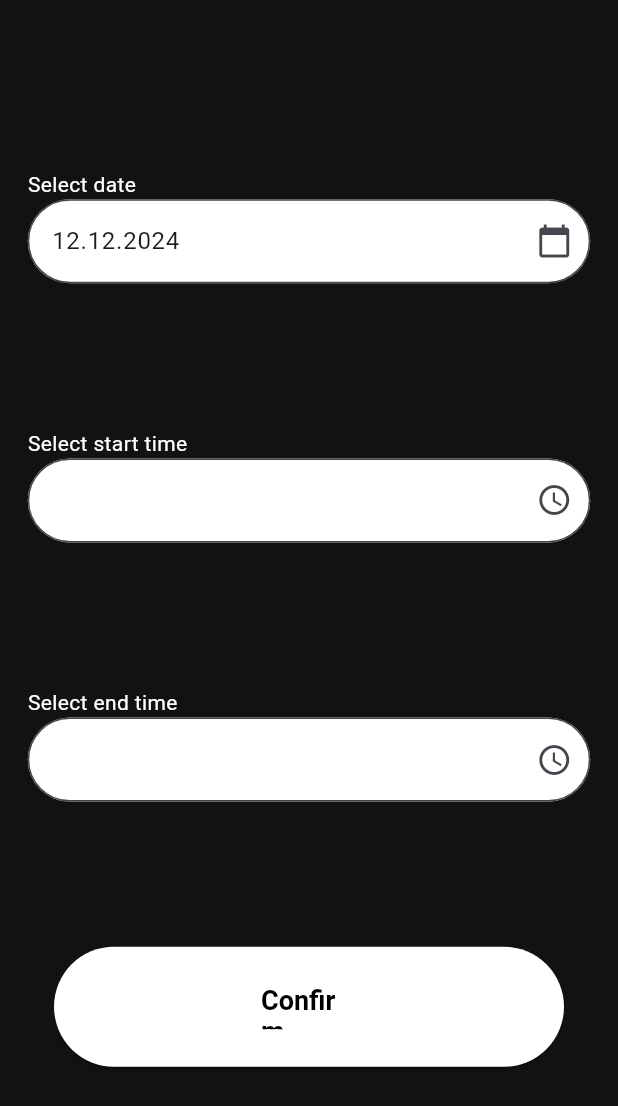
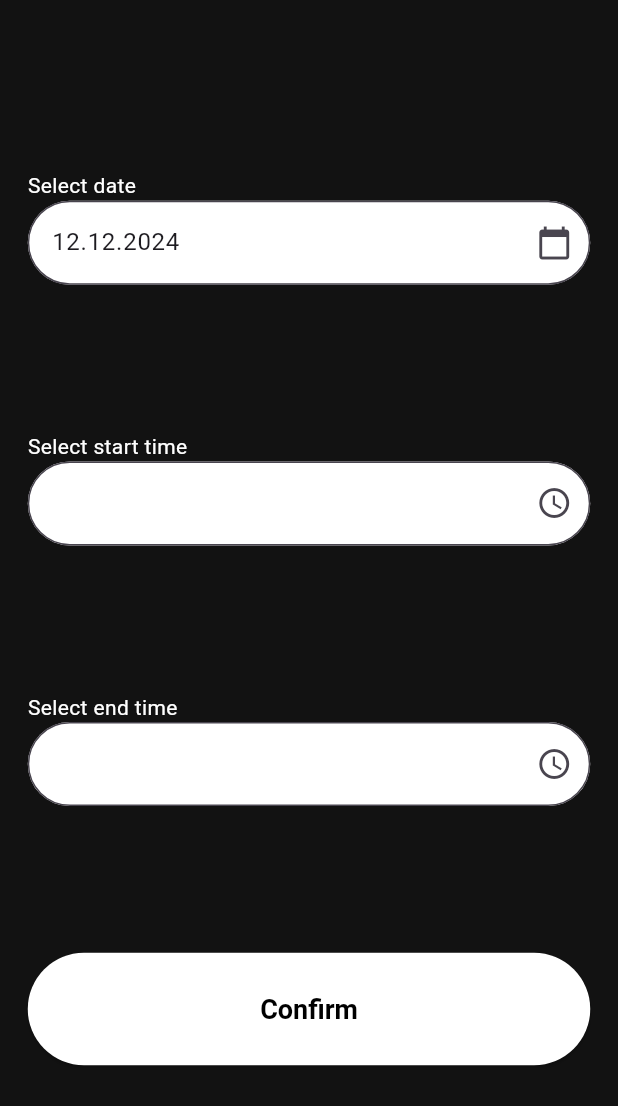
Before and after one commit to jakub-34/ITU, a Flutter app: the NonTemplateSessionScreen screen opened directly with empty values, after a tap on "Add workday", on a phone screen of 412 x 824 dp. Shown: the top 1106 px of the screen. Run offline on Flutter 3.47's test engine with Material 3 defaults, Android fonts, the phone set to English and light mode, and no system bars; our stand-ins replace hive, hive_flutter, tuple; accounts and stored records are empty.

Commit message:
fixed bottom buttons

```diff
--- a/itu_app/lib/views/components/from_submit_button.dart
+++ b/itu_app/lib/views/components/from_submit_button.dart
@@ -7,24 +7,24 @@ class FormSubmitButton extends StatelessWidget {
 
   @override
   Widget build(BuildContext context) {
-    return Padding(
-      padding: const EdgeInsets.symmetric(horizontal: 20.0),
-      child: ConstrainedBox(
-        constraints: const BoxConstraints(maxWidth: 375, maxHeight: 80),
-        child: ElevatedButton.icon(
-          onPressed: onSubmit, // Pass the onSubmit function here
-          label: const Text(
-            'Confirm',
-            style: TextStyle(color: Colors.black),
-          ),
-          style: ElevatedButton.styleFrom(
-            padding: const EdgeInsets.symmetric(horizontal: 138, vertical: 25),
-            backgroundColor: Colors.white,
-            textStyle: const TextStyle(
-              fontSize: 18,
-              fontWeight: FontWeight.bold,
+    return ConstrainedBox(
+      constraints: const BoxConstraints(maxWidth: 375, maxHeight: 75),
+      child: ElevatedButton.icon(
+        onPressed: onSubmit, // Pass the onSubmit function here
+        label: const Center(
+          child: FittedBox(
+            fit: BoxFit.scaleDown,
+            child: Text(
+              'Confirm',
+              style: TextStyle(color: Colors.black),
             ),
           ),
+        ),
+        style: ElevatedButton.styleFrom(
+          fixedSize: const Size(500, 150),
+          backgroundColor: Colors.white, // White button background
+          textStyle: const TextStyle(fontSize: 18, fontWeight: FontWeight.bold),
+          padding: EdgeInsets.zero,
         ),
       ),
     );
--- a/itu_app/lib/views/nontemplate_session_screen.dart
+++ b/itu_app/lib/views/nontemplate_session_screen.dart
@@ -289,7 +289,7 @@ class _NonTemplateSessionScreenState extends State<NonTemplateSessionScreen> {
           Padding(
             padding: const EdgeInsets.symmetric(horizontal: 20, vertical: 10),
             child: ConstrainedBox(
-              constraints: const BoxConstraints(maxWidth: 475, maxHeight: 72),
+              constraints: const BoxConstraints(maxWidth: 380, maxHeight: 75),
               child: ElevatedButton.icon(
                 onPressed: () {
                   Navigator.push(
@@ -298,16 +298,22 @@ class _NonTemplateSessionScreenState extends State<NonTemplateSessionScreen> {
                       builder: (context) =>
                           AddNonTemplateSession(job: widget.job),
                     ),
-                  ).then((_) => loadSessions());
+                  ).then((_) => loadSessions()); // Reload jobs after adding a job
                 },
-                label: const Text('Add workday',
-                    style: TextStyle(color: Colors.black), maxLines: 1),
+                label: const Center(
+                  child: FittedBox(
+                    fit: BoxFit.scaleDown,
+                    child: Text(
+                      'Add workday',
+                      style: TextStyle(color: Colors.black),
+                    ),
+                  ),
+                ),
                 style: ElevatedButton.styleFrom(
-                  padding:
-                      const EdgeInsets.symmetric(horizontal: 138, vertical: 25),
+                  fixedSize: const Size(500, 150),
                   backgroundColor: Colors.white, // White button background
-                  textStyle: const TextStyle(
-                      fontSize: 18, fontWeight: FontWeight.bold),
+                  textStyle: const TextStyle(fontSize: 18, fontWeight: FontWeight.bold),
+                  padding: EdgeInsets.zero,
                 ),
               ),
             ),
```
Also changed, not shown: itu_app/lib/views/main_screen.dart (+20 -17 lines), itu_app/lib/views/session_screen.dart (+16 -11 lines).
